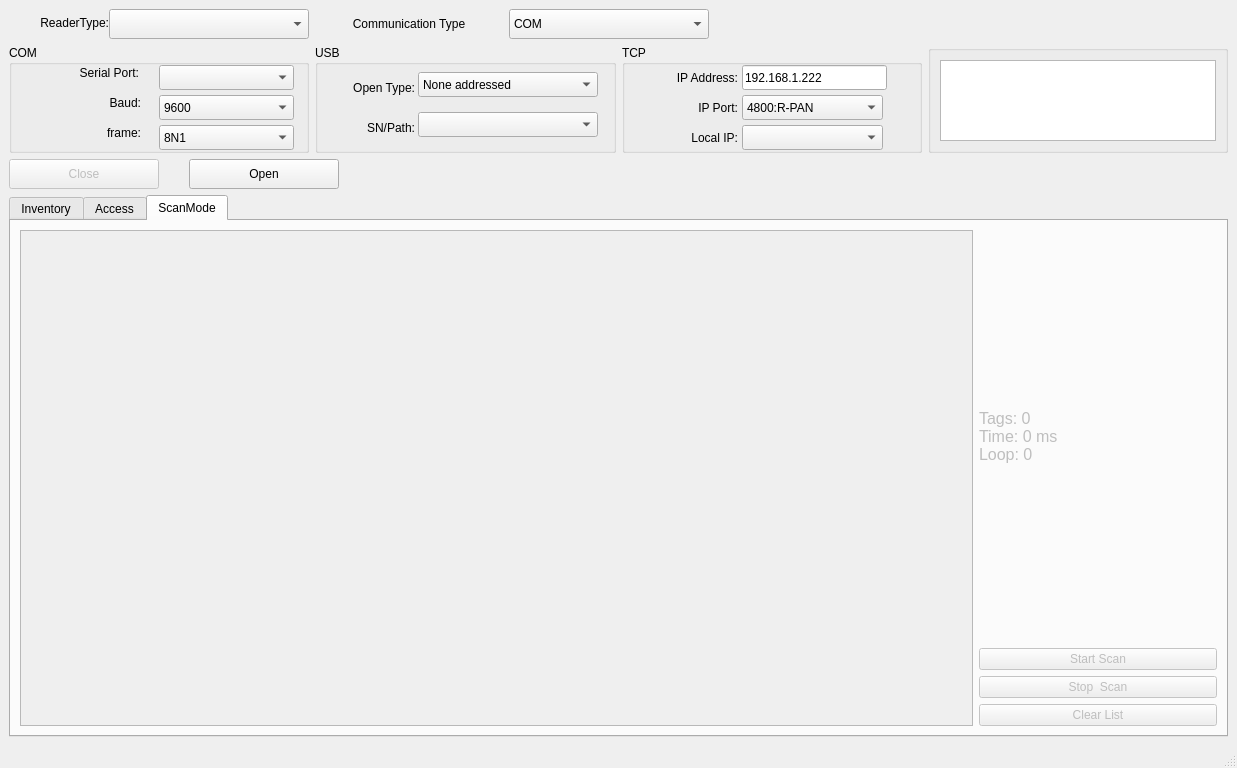
This is code/hf_R-Tool/QT_project/hf_tagaccess/mainwindow.ui in Lotso-ww/-QT_studying as Qt 5 draws it before an edit. The edited form follows.
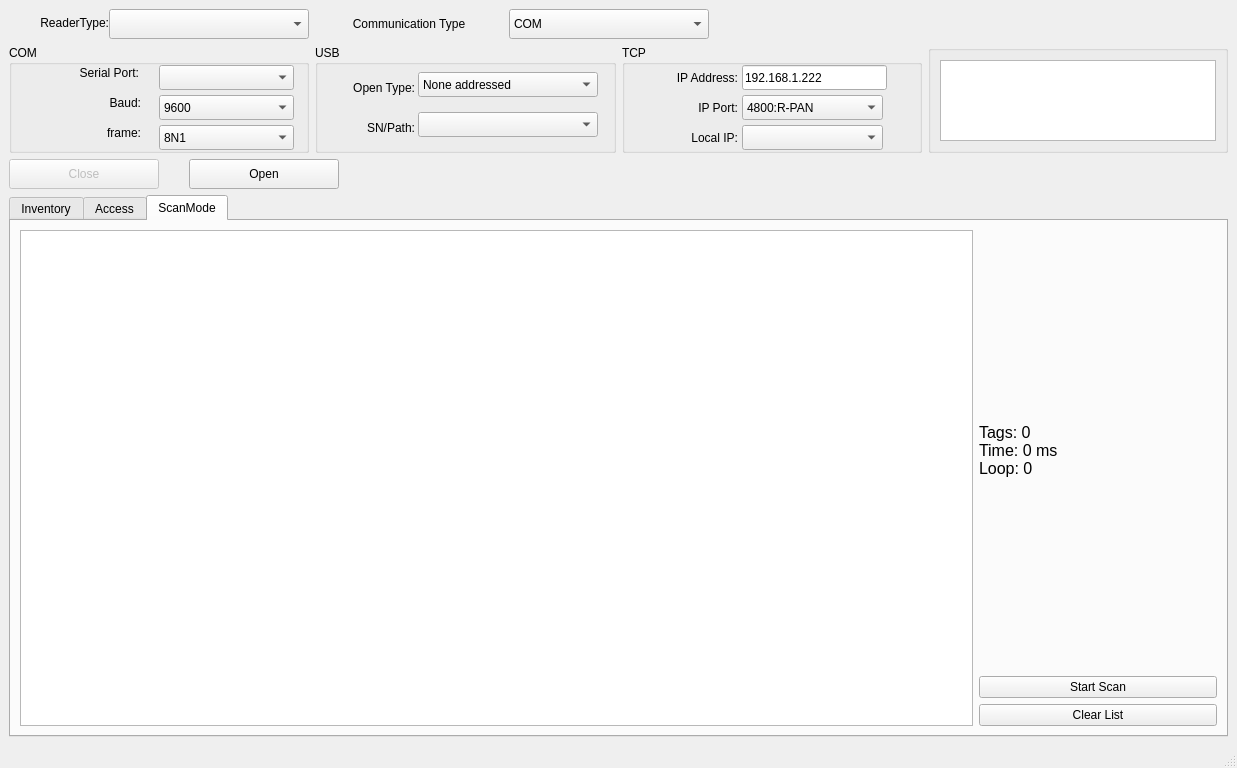
This is the edited form. The open tabs and pages were chosen to show the change.

Diff of the .ui file:
```diff
--- a/code/hf_R-Tool/QT_project/hf_tagaccess/mainwindow.ui
+++ b/code/hf_R-Tool/QT_project/hf_tagaccess/mainwindow.ui
@@ -1071,7 +1071,7 @@
         </widget>
         <widget class="QWidget" name="tab_scan_mode">
          <property name="enabled">
-          <bool>false</bool>
+          <bool>true</bool>
          </property>
          <attribute name="title">
           <string>ScanMode</string>
@@ -1117,13 +1117,6 @@
               </property>
              </widget>
             </item>
-            <item>
-             <widget class="QPushButton" name="btn_scan_mode_stop">
-              <property name="text">
-               <string>Stop  Scan</string>
-              </property>
-             </widget>
-            </item>
             <item>
              <widget class="QPushButton" name="btn_scan_mode_clear">
               <property name="text">
```
